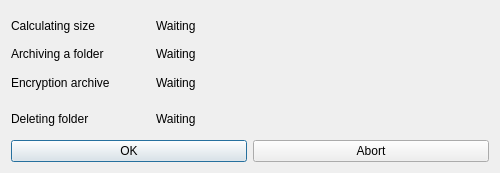
annndruha/SecurePhotos, file src/gui_generative/qt_designer/progressbar_onefile.ui: the form before one commit.
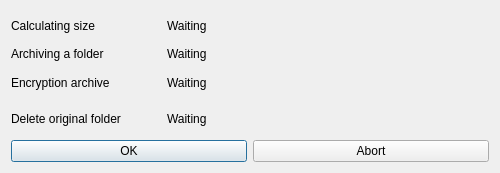
The form after the commit.

What changed in the file:
```diff
--- a/src/gui_generative/qt_designer/progressbar_onefile.ui
+++ b/src/gui_generative/qt_designer/progressbar_onefile.ui
@@ -85,7 +85,7 @@
      <item row="3" column="0">
       <widget class="QLabel" name="label_2">
        <property name="text">
-        <string>Deleting folder</string>
+        <string>Delete original folder</string>
        </property>
       </widget>
      </item>
```
